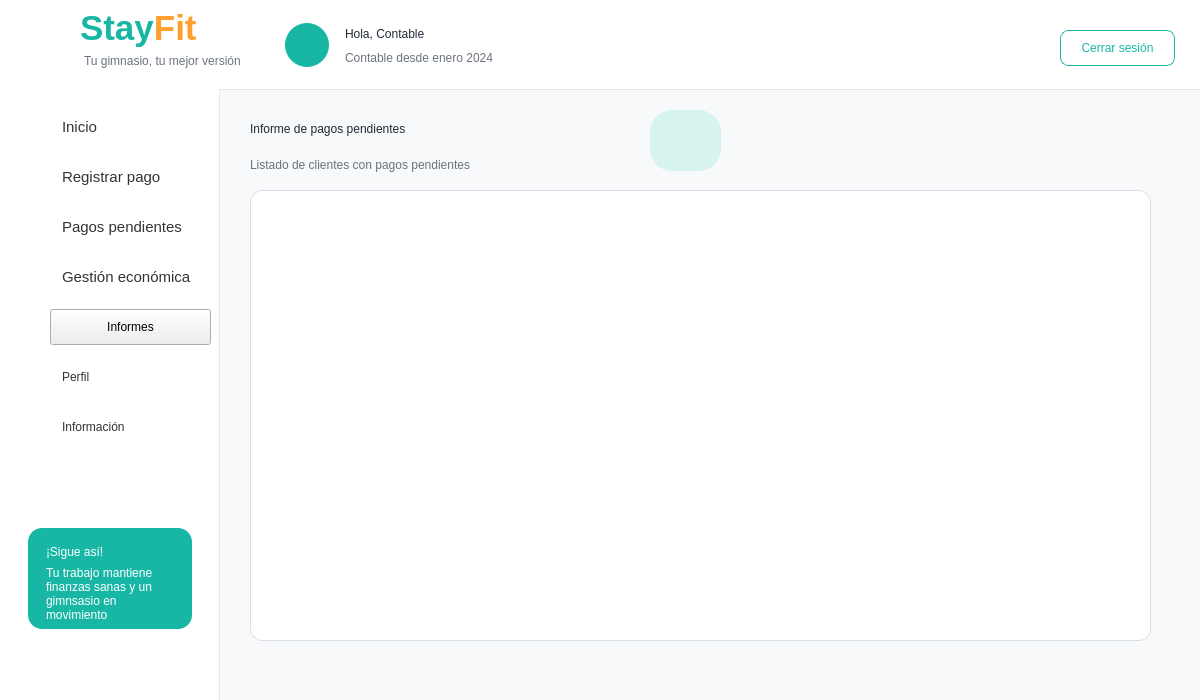
Qt form Proyecto/src/vista/Ui/interfaz_contable_informes_pagos_pendientes.ui (smonts01/Ingenieria-del-software) before a commit.
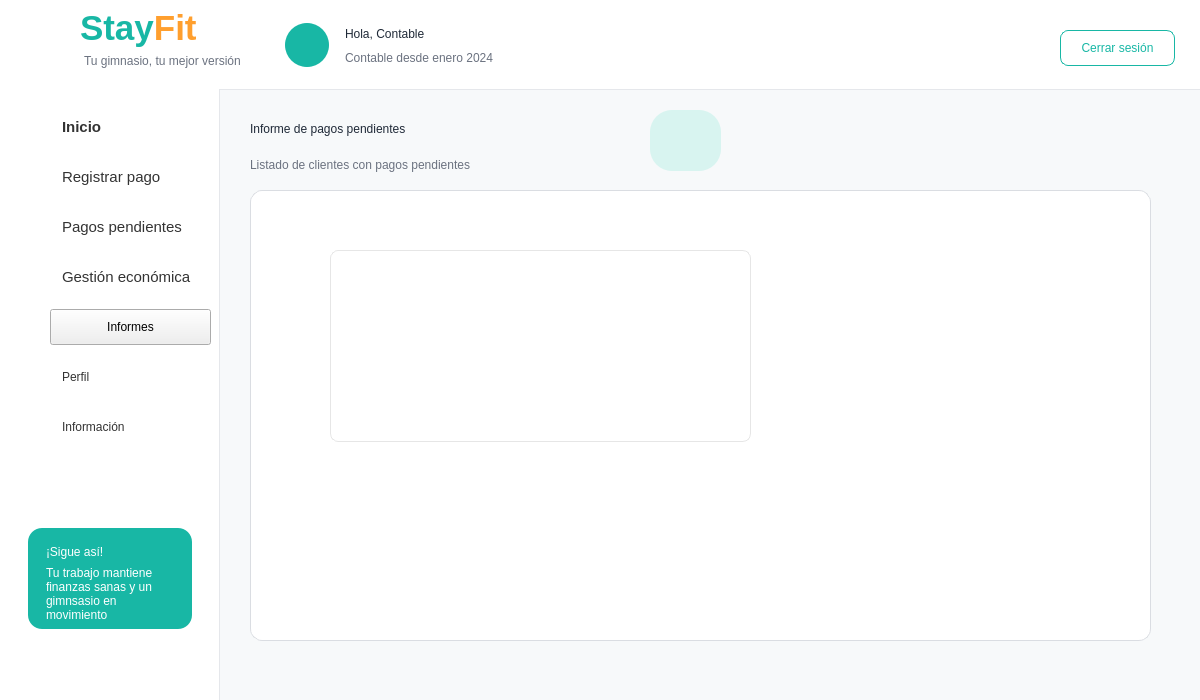
The same form after that commit. Icons and pictures are not drawn.

Commit message: contable terminado

```diff
--- a/Proyecto/src/vista/Ui/interfaz_contable_informes_pagos_pendientes.ui
+++ b/Proyecto/src/vista/Ui/interfaz_contable_informes_pagos_pendientes.ui
@@ -567,6 +567,9 @@
       <font>
        <family>Segoe UI</family>
        <pointsize>11</pointsize>
+       <weight>75</weight>
+       <italic>false</italic>
+       <bold>true</bold>
       </font>
      </property>
      <property name="mouseTracking">
@@ -698,6 +701,16 @@
     border-radius: 12px;
 }</string>
      </property>
+     <widget class="QTableWidget" name="tablaInformePagosPendientes">
+      <property name="geometry">
+       <rect>
+        <x>80</x>
+        <y>60</y>
+        <width>421</width>
+        <height>192</height>
+       </rect>
+      </property>
+     </widget>
     </widget>
     <widget class="QLabel" name="label_21">
      <property name="geometry">
```
The commit also changes 19 other files.
